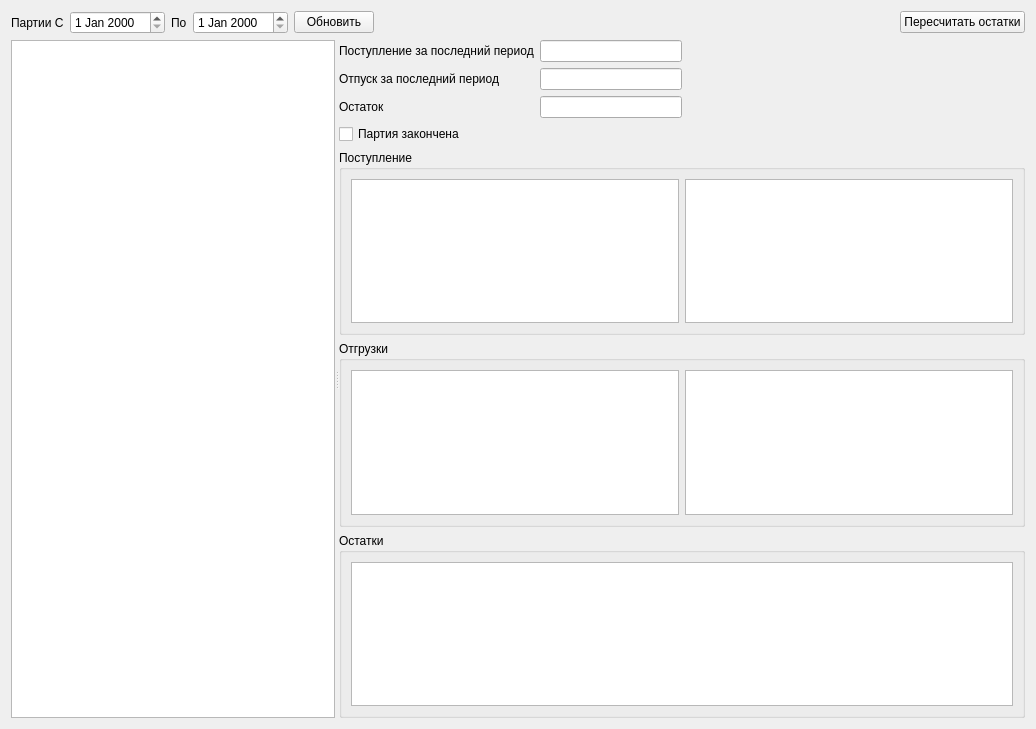
This is formmovel.ui in Sergeyego/warehouse as Qt 5 draws it before an edit. The edited form follows.
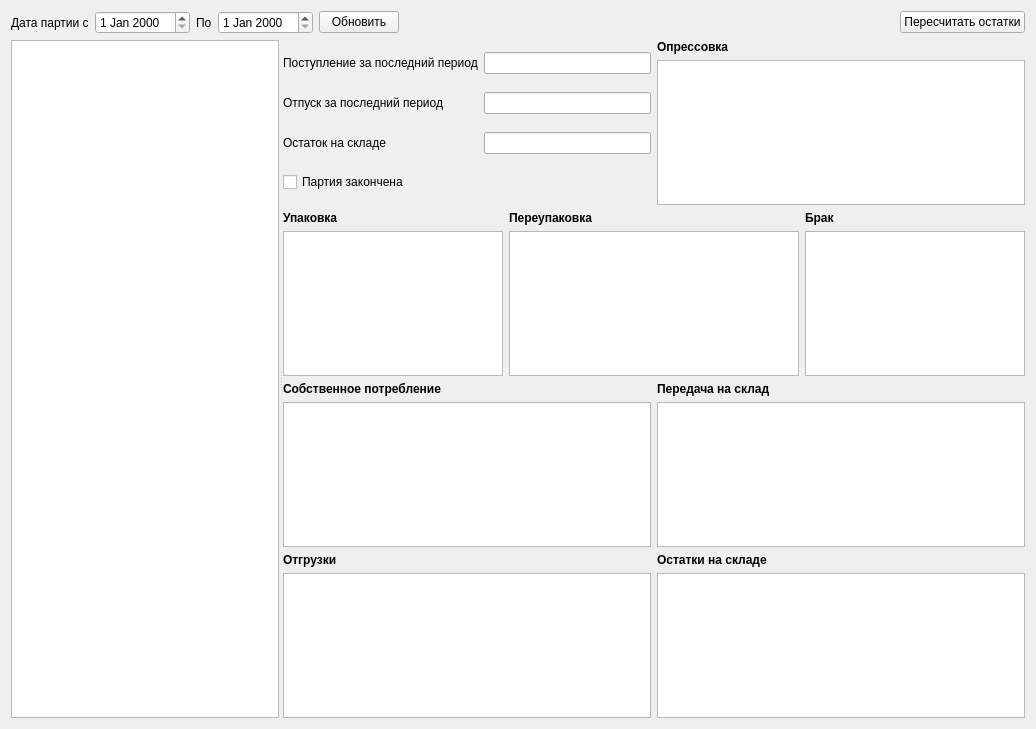
This is the edited form. Custom widgets are drawn as their Qt base class.

What changed in the file:
```diff
--- a/formmovel.ui
+++ b/formmovel.ui
@@ -19,7 +19,7 @@
      <item>
       <widget class="QLabel" name="label">
        <property name="text">
-        <string>Партии С</string>
+        <string>Дата партии c</string>
        </property>
       </widget>
      </item>
@@ -81,7 +81,7 @@
        <bool>false</bool>
       </attribute>
      </widget>
-     <widget class="QWidget" name="">
+     <widget class="QWidget" name="layoutWidget">
       <layout class="QVBoxLayout" name="verticalLayout">
        <item>
         <layout class="QHBoxLayout" name="horizontalLayout_6">
@@ -95,7 +95,14 @@
             </widget>
            </item>
            <item row="0" column="1">
-            <widget class="QLineEdit" name="lineEditIn"/>
+            <widget class="QLineEdit" name="lineEditIn">
+             <property name="alignment">
+              <set>Qt::AlignRight|Qt::AlignTrailing|Qt::AlignVCenter</set>
+             </property>
+             <property name="readOnly">
+              <bool>true</bool>
+             </property>
+            </widget>
            </item>
            <item row="1" column="0">
             <widget class="QLabel" name="label_4">
@@ -105,17 +112,31 @@
             </widget>
            </item>
            <item row="1" column="1">
-            <widget class="QLineEdit" name="lineEditShip"/>
+            <widget class="QLineEdit" name="lineEditShip">
+             <property name="alignment">
+              <set>Qt::AlignRight|Qt::AlignTrailing|Qt::AlignVCenter</set>
+             </property>
+             <property name="readOnly">
+              <bool>true</bool>
+             </property>
+            </widget>
            </item>
            <item row="2" column="0">
             <widget class="QLabel" name="label_5">
              <property name="text">
-              <string>Остаток</string>
+              <string>Остаток на складе</string>
              </property>
             </widget>
            </item>
            <item row="2" column="1">
-            <widget class="QLineEdit" name="lineEditOst"/>
+            <widget class="QLineEdit" name="lineEditOst">
+             <property name="alignment">
+              <set>Qt::AlignRight|Qt::AlignTrailing|Qt::AlignVCenter</set>
+             </property>
+             <property name="readOnly">
+              <bool>true</bool>
+             </property>
+            </widget>
            </item>
            <item row="3" column="0">
             <widget class="QCheckBox" name="checkBoxFinish">
@@ -127,61 +148,246 @@
           </layout>
          </item>
          <item>
-          <spacer name="horizontalSpacer_2">
-           <property name="orientation">
-            <enum>Qt::Horizontal</enum>
-           </property>
-           <property name="sizeHint" stdset="0">
-            <size>
-             <width>40</width>
-             <height>20</height>
-            </size>
-           </property>
-          </spacer>
+          <layout class="QVBoxLayout" name="verticalLayout_3">
+           <item>
+            <widget class="QLabel" name="labelPress">
+             <property name="font">
+              <font>
+               <weight>75</weight>
+               <bold>true</bold>
+              </font>
+             </property>
+             <property name="text">
+              <string>Опрессовка</string>
+             </property>
+            </widget>
+           </item>
+           <item>
+            <widget class="TableView" name="tableViewPress">
+             <attribute name="verticalHeaderVisible">
+              <bool>false</bool>
+             </attribute>
+            </widget>
+           </item>
+          </layout>
          </item>
         </layout>
        </item>
        <item>
-        <widget class="QGroupBox" name="groupBox">
-         <property name="title">
-          <string>Поступление</string>
-         </property>
-         <layout class="QHBoxLayout" name="horizontalLayout_2">
-          <item>
-           <widget class="TableView" name="tableViewIn"/>
-          </item>
-          <item>
-           <widget class="TableView" name="tableViewInSum"/>
-          </item>
-         </layout>
-        </widget>
+        <layout class="QHBoxLayout" name="horizontalLayout_5">
+         <item>
+          <layout class="QVBoxLayout" name="verticalLayout_4">
+           <item>
+            <widget class="QLabel" name="labelPack">
+             <property name="maximumSize">
+              <size>
+               <width>220</width>
+               <height>16777215</height>
+              </size>
+             </property>
+             <property name="font">
+              <font>
+               <weight>75</weight>
+               <bold>true</bold>
+              </font>
+             </property>
+             <property name="text">
+              <string>Упаковка</string>
+             </property>
+            </widget>
+           </item>
+           <item>
+            <widget class="TableView" name="tableViewPack">
+             <property name="sizePolicy">
+              <sizepolicy hsizetype="Preferred" vsizetype="Expanding">
+               <horstretch>0</horstretch>
+               <verstretch>0</verstretch>
+              </sizepolicy>
+             </property>
+             <property name="maximumSize">
+              <size>
+               <width>220</width>
+               <height>16777215</height>
+              </size>
+             </property>
+             <attribute name="verticalHeaderVisible">
+              <bool>false</bool>
+             </attribute>
+            </widget>
+           </item>
+          </layout>
+         </item>
+         <item>
+          <layout class="QVBoxLayout" name="verticalLayout_5">
+           <item>
+            <widget class="QLabel" name="labelPerePack">
+             <property name="font">
+              <font>
+               <weight>75</weight>
+               <bold>true</bold>
+              </font>
+             </property>
+             <property name="text">
+              <string>Переупаковка</string>
+             </property>
+            </widget>
+           </item>
+           <item>
+            <widget class="TableView" name="tableViewPerePack">
+             <attribute name="verticalHeaderVisible">
+              <bool>false</bool>
+             </attribute>
+            </widget>
+           </item>
+          </layout>
+         </item>
+         <item>
+          <layout class="QVBoxLayout" name="verticalLayout_6">
+           <item>
+            <widget class="QLabel" name="labelBreak">
+             <property name="maximumSize">
+              <size>
+               <width>220</width>
+               <height>16777215</height>
+              </size>
+             </property>
+             <property name="font">
+              <font>
+               <weight>75</weight>
+               <bold>true</bold>
+              </font>
+             </property>
+             <property name="text">
+              <string>Брак</string>
+             </property>
+            </widget>
+           </item>
+           <item>
+            <widget class="TableView" name="tableViewBreak">
+             <property name="sizePolicy">
+              <sizepolicy hsizetype="Preferred" vsizetype="Expanding">
+               <horstretch>0</horstretch>
+               <verstretch>0</verstretch>
+              </sizepolicy>
+             </property>
+             <property name="maximumSize">
+              <size>
+               <width>220</width>
+               <height>16777215</height>
+              </size>
+             </property>
+             <attribute name="verticalHeaderVisible">
+              <bool>false</bool>
+             </attribute>
+            </widget>
+           </item>
+          </layout>
+         </item>
+        </layout>
        </item>
        <item>
-        <widget class="QGroupBox" name="groupBox_2">
-         <property name="title">
-          <string>Отгрузки</string>
-         </property>
-         <layout class="QHBoxLayout" name="horizontalLayout_3">
-          <item>
-           <widget class="TableView" name="tableViewShip"/>
-          </item>
-          <item>
-           <widget class="TableView" name="tableViewShipSum"/>
-          </item>
-         </layout>
-        </widget>
+        <layout class="QHBoxLayout" name="horizontalLayout_7">
+         <item>
+          <layout class="QVBoxLayout" name="verticalLayout_7">
+           <item>
+            <widget class="QLabel" name="labelSelf">
+             <property name="font">
+              <font>
+               <weight>75</weight>
+               <bold>true</bold>
+              </font>
+             </property>
+             <property name="text">
+              <string>Собственное потребление</string>
+             </property>
+            </widget>
+           </item>
+           <item>
+            <widget class="TableView" name="tableViewSelf">
+             <attribute name="verticalHeaderVisible">
+              <bool>false</bool>
+             </attribute>
+            </widget>
+           </item>
+          </layout>
+         </item>
+         <item>
+          <layout class="QVBoxLayout" name="verticalLayout_8">
+           <item>
+            <widget class="QLabel" name="labelStock">
+             <property name="font">
+              <font>
+               <weight>75</weight>
+               <bold>true</bold>
+              </font>
+             </property>
+             <property name="text">
+              <string>Передача на склад</string>
+             </property>
+            </widget>
+           </item>
+           <item>
+            <widget class="TableView" name="tableViewStock">
+             <attribute name="verticalHeaderVisible">
+              <bool>false</bool>
+             </attribute>
+            </widget>
+           </item>
+          </layout>
+         </item>
+        </layout>
        </item>
        <item>
-        <widget class="QGroupBox" name="groupBox_3">
-         <property name="title">
-          <string>Остатки</string>
-         </property>
-         <layout class="QHBoxLayout" name="horizontalLayout_4">
-          <item>
-           <widget class="QTableView" name="tableViewOst"/>
-          </item>
-         </layout>
-        </widget>
+        <layout class="QHBoxLayout" name="horizontalLayout_2">
+         <item>
+          <layout class="QVBoxLayout" name="verticalLayout_9">
+           <item>
+            <widget class="QLabel" name="labelShip">
+             <property name="font">
+              <font>
+               <weight>75</weight>
+               <bold>true</bold>
+              </font>
+             </property>
+             <property name="text">
+              <string>Отгрузки</string>
+             </property>
+            </widget>
+           </item>
+           <item>
+            <widget class="TableView" name="tableViewShip">
+             <attribute name="verticalHeaderVisible">
+              <bool>false</bool>
+             </attribute>
+            </widget>
+           </item>
+          </layout>
+         </item>
+         <item>
+          <layout class="QVBoxLayout" name="verticalLayout_10">
+           <item>
+            <widget class="QLabel" name="labelOst">
+             <property name="font">
+              <font>
+               <weight>75</weight>
+               <bold>true</bold>
+              </font>
+             </property>
+             <property name="text">
+              <string>Остатки на складе</string>
+             </property>
+            </widget>
+           </item>
+           <item>
+            <widget class="TableView" name="tableViewOst">
+             <attribute name="verticalHeaderVisible">
+              <bool>false</bool>
+             </attribute>
+            </widget>
+           </item>
+          </layout>
+         </item>
+        </layout>
        </item>
       </layout>
      </widget>
```
